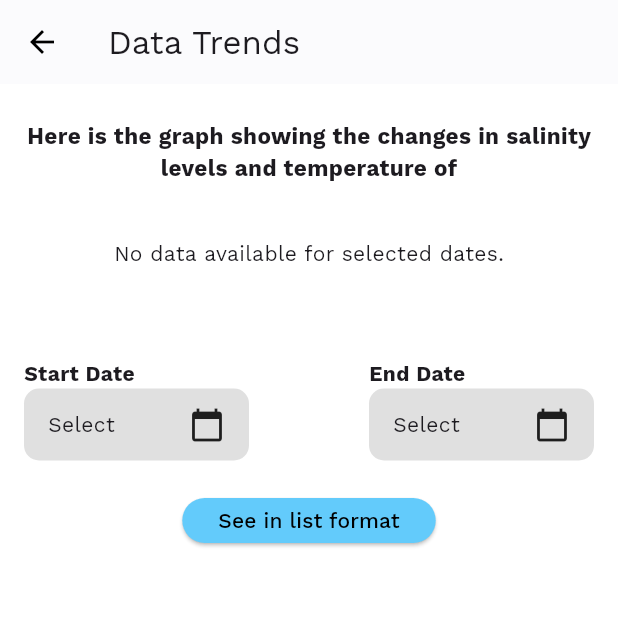
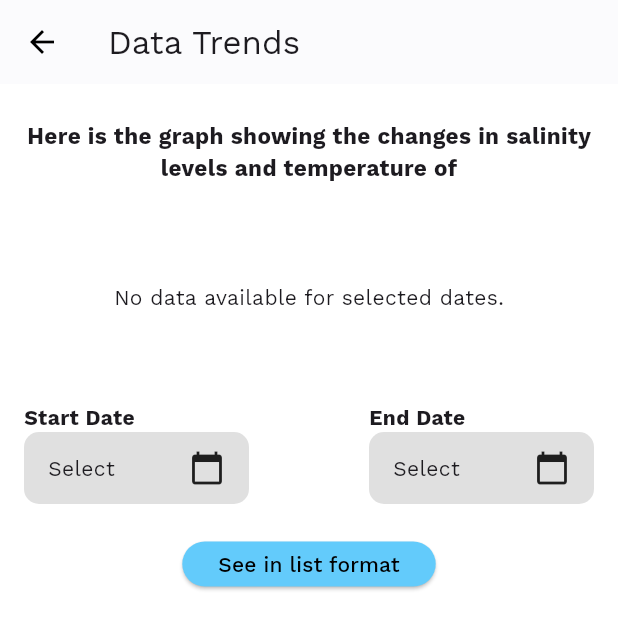
Before and after one commit to sharahmichelle/SALTIK, a Flutter app: the StatisticsPage screen opened directly with empty values, on a phone screen of 412 x 824 dp. Shown: the top 629 px of the screen. Run offline on Flutter 3.47's test engine with Material 3 defaults, Android fonts, the light colour scheme and no system bars; our stand-ins replace awesome_notifications, cloud_firestore, firebase_auth, firebase_core, firebase_database, firebase_storage and 4 more; missing offline and left inert: android_path_provider, excel; accounts and stored records are empty.

Commit message:
minor fixes in graph

```diff
--- a/saltik/lib/screens/statistics_graph.dart
+++ b/saltik/lib/screens/statistics_graph.dart
@@ -88,7 +88,7 @@ class _StatisticsPageState extends State<StatisticsPage> {
                 textAlign: TextAlign.center,
                 style: GoogleFonts.workSans(fontSize: 15, fontWeight: FontWeight.bold),
               ),
-              const SizedBox(height: 16),
+              const SizedBox(height: 45),
               StreamBuilder<QuerySnapshot>(
                 stream: _getDataStream(),
                 builder: (context, snapshot) {
@@ -126,18 +126,33 @@ class _StatisticsPageState extends State<StatisticsPage> {
                   temperatureData.add(FlSpot(index.toDouble(), temperature));
                   index++;
                 }
-
                   return Column(
                     children: [
                       SizedBox(
                         height: 300,
                         child: LineChart(
                           LineChartData(
+                            gridData: FlGridData(
+                              show: true,
+                              drawVerticalLine: false,
+                              drawHorizontalLine: true,
+                              horizontalInterval: 10,
+                              getDrawingHorizontalLine: (value) {
+                                return FlLine(
+                                  color: Colors.grey.withOpacity(0.3), // softer color
+                                  strokeWidth: 1,
+                                  dashArray: null,
+                                );
+                              },
+                            ),
                             titlesData: FlTitlesData(
+                              topTitles: AxisTitles(
+                                sideTitles: SideTitles(showTitles: false), // 👈 disables numbers above the graph
+                              ),
                               bottomTitles: AxisTitles(
                                 sideTitles: SideTitles(
                                   showTitles: true,
-                                  reservedSize: 80,
+                                  reservedSize: 70,
                                   getTitlesWidget: (value, meta) {
                                     int index = value.toInt();
                                     if (index >= dateLabels.length) return const Text("");
```
Also changed, not shown: 4 other files.
